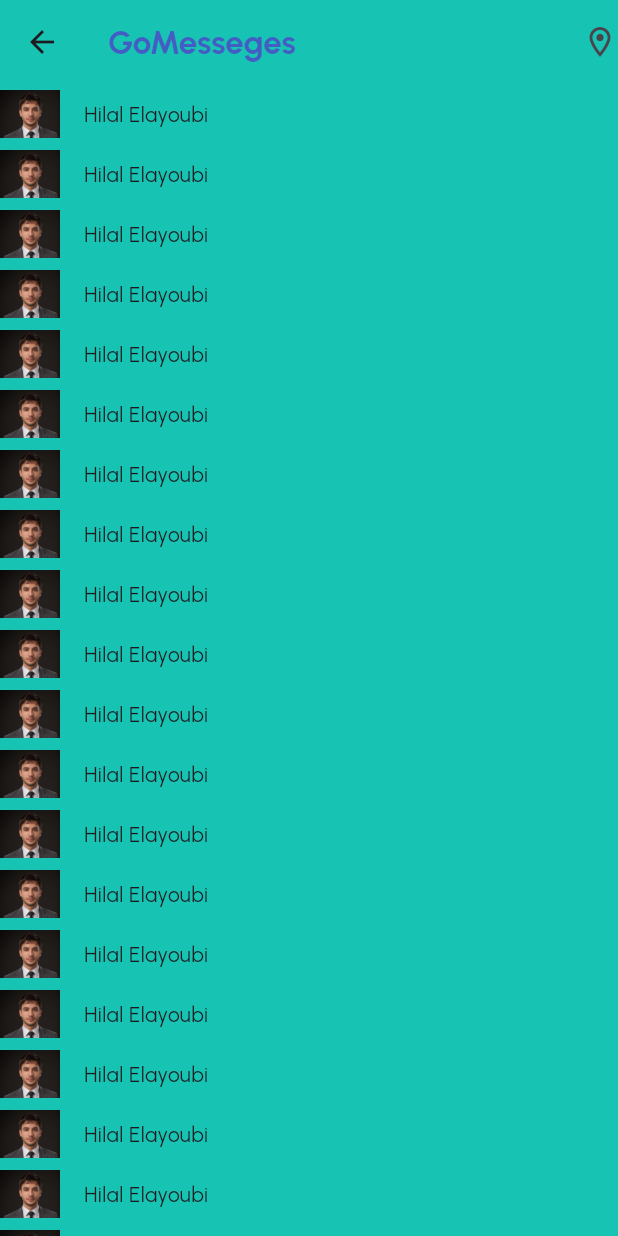
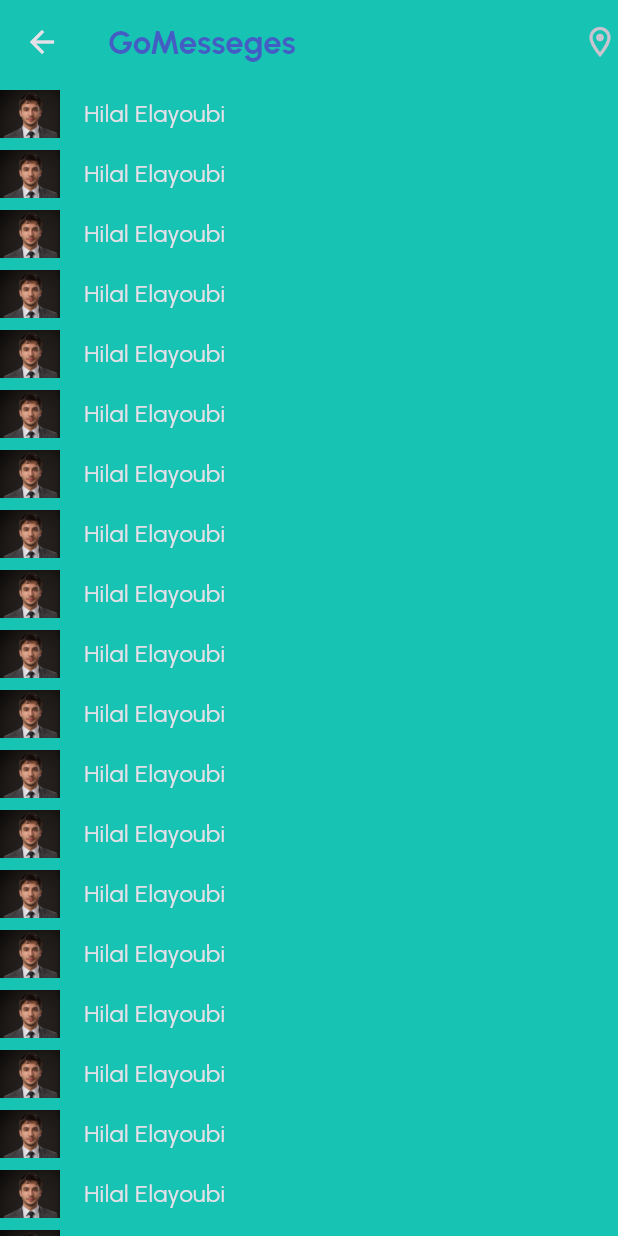
Before and after one commit to NotHilal/GoMessages, a Flutter app: the HomePage screen opened by its route, on a phone screen of 412 x 824 dp. Run offline on Flutter 3.47's test engine with Material 3 defaults, Android fonts, the phone set to English and light mode, and no system bars; our stand-ins replace flutter_svg.

Commit message:
changed navbar

```diff
--- a/lib/main.dart
+++ b/lib/main.dart
@@ -14,8 +14,10 @@ class MyApp extends StatelessWidget {
   Widget build(BuildContext context) {
     return MaterialApp(
       theme: ThemeData(
-          fontFamily: "Urbanist",
-          scaffoldBackgroundColor: AppColors.background),
+        fontFamily: "Urbanist",
+        scaffoldBackgroundColor: AppColors.background,
+        brightness: Brightness.dark,
+      ),
       initialRoute: "/",
       routes: {
         "/": (context) => LoginPage(),
--- a/lib/pages/home_page.dart
+++ b/lib/pages/home_page.dart
@@ -1,5 +1,6 @@
 import 'package:flutter/material.dart';
 import 'package:flutter_test_application/styles/app_colors.dart';
+import 'package:flutter_test_application/styles/app_text.dart';
 
 class HomePage extends StatelessWidget {
   const HomePage({super.key});
@@ -32,7 +33,10 @@ class HomePage extends StatelessWidget {
           height: 40,
         ),
         SizedBox(width: 16),
-        Text("Hilal Elayoubi"),
+        Text(
+          "Hilal Elayoubi",
+          style: AppText.subtitle3,
+        ),
       ],
     );
   }
--- /dev/null
+++ b/lib/styles/app_text.dart
@@ -0,0 +1,32 @@
+import 'package:flutter/material.dart';
+
+class AppText {
+  static const header1 = TextStyle(
+    fontSize: 24,
+    fontWeight: FontWeight.w900,
+  );
+  static const header2 = TextStyle(
+    fontSize: 24,
+    fontWeight: FontWeight.w600,
+  );
+  static const subtitle1 = TextStyle(
+    fontSize: 16,
+    fontWeight: FontWeight.w600,
+  );
+  static const subtitle2 = TextStyle(
+    fontSize: 16,
+    fontWeight: FontWeight.w500,
+  );
+  static const subtitle3 = TextStyle(
+    fontSize: 16,
+    fontWeight: FontWeight.w400,
+  );
+  static const body1 = TextStyle(
+    fontSize: 14,
+    fontWeight: FontWeight.w500,
+  );
+  static const body2 = TextStyle(
+    fontSize: 14,
+    fontWeight: FontWeight.w400,
+  );
+}
--- a/pubspec.yaml
+++ b/pubspec.yaml
@@ -30,6 +30,7 @@ environment:
 dependencies:
   flutter:
     sdk: flutter
+  flutter_svg: ^2.0.5
 
 
   # The following adds the Cupertino Icons font to your application.
@@ -62,6 +63,7 @@ flutter:
   assets:
       - assets/images/
       - assets/temp/
+      - assets/svg/
   #   - images/a_dot_ham.jpeg
 
   # An image asset can refer to one or more resolution-specific "variants", see
```
Also changed, not shown: lib/pages/main_page.dart (+24 -10 lines), assets/images/Group 690.png (added), assets/svg/chat icon.svg (added), assets/svg/heart icon.svg (added), assets/svg/home icon.svg (added), assets/svg/profile icon.svg (added), pubspec.lock.
